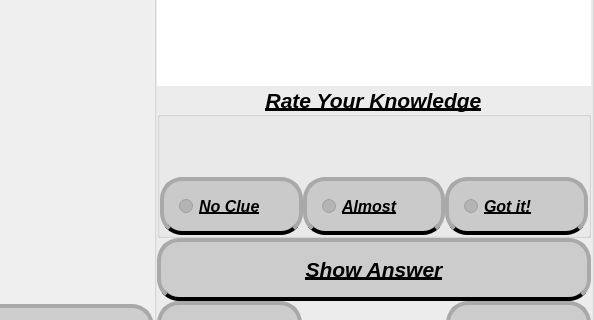
Qt form mainwindow.ui (Likenttt/Preconception-Health-App) before a commit; both pictures show x 287 to 881 and y 353 to 673 of the 881 by 757 pixel window.
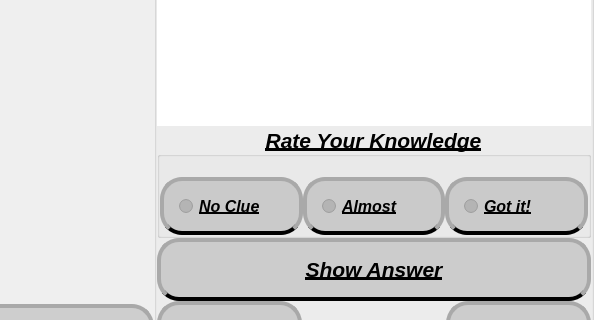
The same form after that commit. Icons and pictures are not drawn.

The edit to the form file:
```diff
--- a/mainwindow.ui
+++ b/mainwindow.ui
@@ -451,7 +451,7 @@
               <property name="sizeHint" stdset="0">
                <size>
                 <width>20</width>
-                <height>60</height>
+                <height>20</height>
                </size>
               </property>
              </spacer>
```
Left out of the diff: 12 changed lines with no effect on the pictures.
